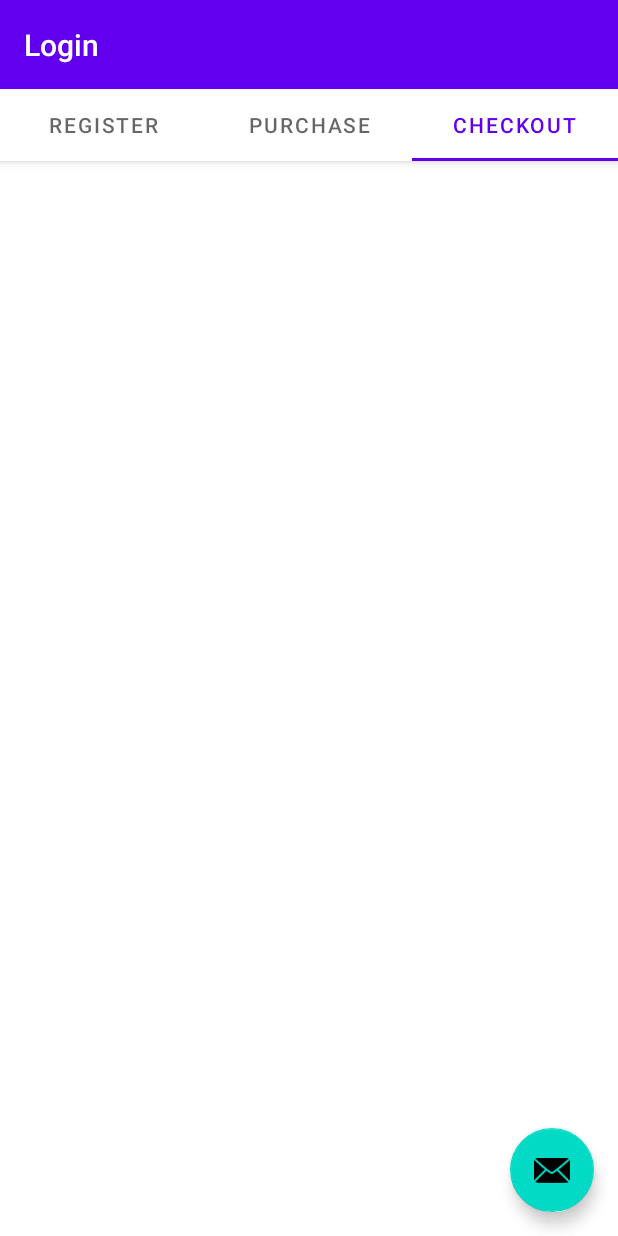
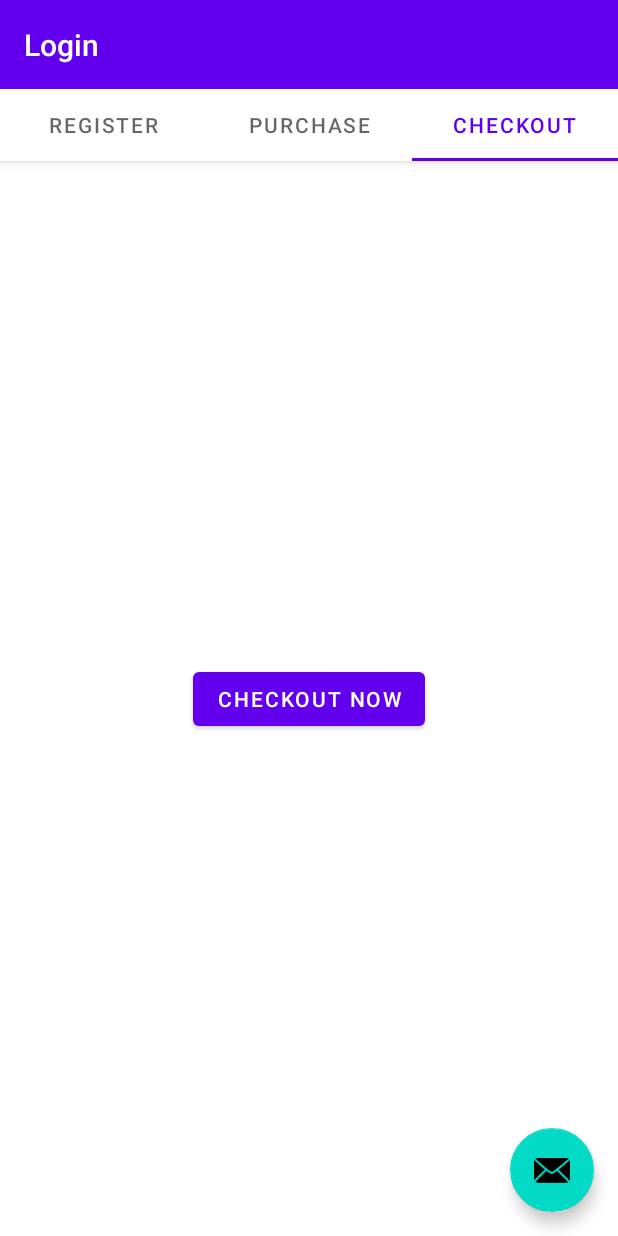
Before and after one commit to pmwago/Login, an Android app: the Home screen opened directly, with no data from a screen before it, tab 3 chosen, on a phone screen of 412 x 824 dp. Run offline under Robolectric (Android 15) with nearby library versions, the phone set to English and light mode, and no system bars.

Commit message:
Dialogue Bulder Checkout Added

```diff
--- a/app/src/main/java/com/example/login/Home.java
+++ b/app/src/main/java/com/example/login/Home.java
@@ -36,12 +36,12 @@ public class Home extends AppCompatActivity {
         tabs.setupWithViewPager(viewPager);
         FloatingActionButton fab = binding.fab;
 
-        fab.setOnClickListener(new View.OnClickListener() {
-            @Override
-            public void onClick(View view) {
-                Snackbar.make(view, "Replace with your own action", Snackbar.LENGTH_LONG)
-                        .setAction("Action", null).show();
-            }
-        });
+//        fab.setOnClickListener(new View.OnClickListener() {
+//            @Override
+//            public void onClick(View view) {
+//                Snackbar.make(view, "Replace with your own action", Snackbar.LENGTH_LONG)
+//                        .setAction("Action", null).show();
+//            }
+//        });
     }
 }
--- a/app/src/main/java/com/example/login/Purchase.java
+++ b/app/src/main/java/com/example/login/Purchase.java
@@ -64,6 +64,7 @@ public class Purchase extends Fragment {
         spin3.setAdapter(adapter3);
         ArrayAdapter<Integer> adapter4 = new ArrayAdapter<Integer>(getActivity(),android.R.layout.simple_spinner_item, items);
         spin4.setAdapter(adapter4);
+
         btnBuy1.setOnClickListener(new View.OnClickListener() {
             int check=1;
                     @Override
@@ -104,6 +105,7 @@ public class Purchase extends Fragment {
                 }
             }
         });
+
         btnBuy3.setOnClickListener(new View.OnClickListener() {
             int check=1;
             @Override
@@ -149,6 +151,8 @@ public class Purchase extends Fragment {
             public void onClick(View view) {
                priceTotal.setText(String.valueOf(totalPrice()));
             }
+
+
         });
 
 
--- a/app/src/main/res/layout/checkout.xml
+++ b/app/src/main/res/layout/checkout.xml
@@ -1,7 +1,17 @@
 <?xml version="1.0" encoding="utf-8"?>
-<RelativeLayout xmlns:android="http://schemas.android.com/apk/res/android"
+<androidx.constraintlayout.widget.ConstraintLayout xmlns:android="http://schemas.android.com/apk/res/android"
+    xmlns:tools="http://schemas.android.com/tools"
     android:layout_width="match_parent"
     android:layout_height="match_parent"
     xmlns:app="http://schemas.android.com/apk/res-auto">
 
-</RelativeLayout>
+    <Button
+        android:id="@+id/btnCheckout"
+        android:layout_width="wrap_content"
+        android:layout_height="wrap_content"
+        android:text="Checkout Now"
+        app:layout_constraintBottom_toBottomOf="parent"
+        app:layout_constraintEnd_toEndOf="parent"
+        app:layout_constraintStart_toStartOf="parent"
+        app:layout_constraintTop_toTopOf="parent" />
+</androidx.constraintlayout.widget.ConstraintLayout>
```
Also changed, not shown: app/src/main/java/com/example/login/Checkout.java (+35 -0 lines), app/src/main/res/layout/purchase.xml (+72 -66 lines).
